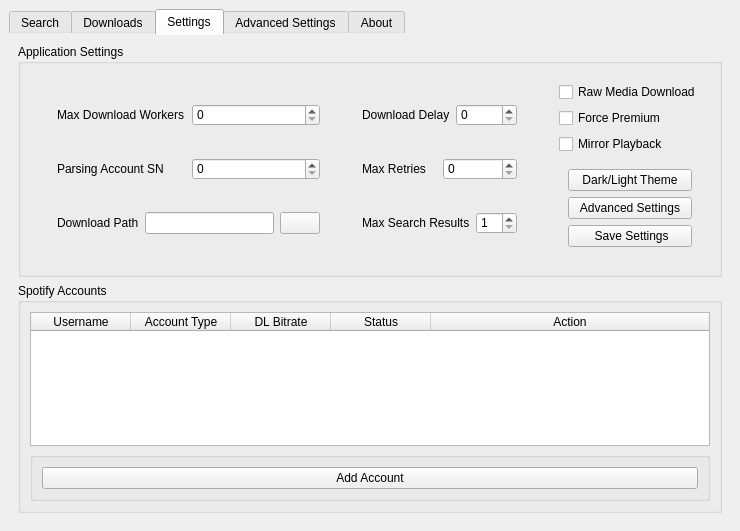
Qt form src/onthespot/gui/qtui/main.ui (moddroid94/onthespot) before a commit.
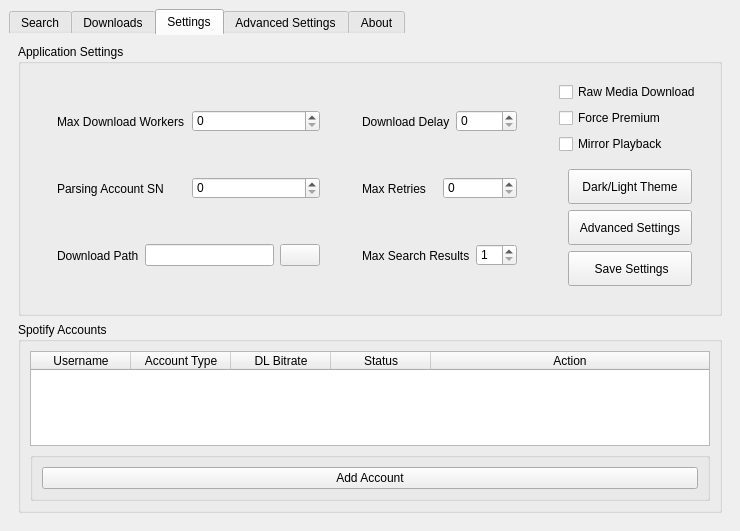
The same form after that commit. Icons and pictures are not drawn.

Commit message: Fix windows button sizing 2

Diff of the .ui file:
```diff
--- a/src/onthespot/gui/qtui/main.ui
+++ b/src/onthespot/gui/qtui/main.ui
@@ -881,6 +881,12 @@
                 <layout class="QVBoxLayout" name="verticalLayout_9">
                  <item>
                   <widget class="QPushButton" name="toggle_theme_button">
+                   <property name="minimumSize">
+                    <size>
+                     <width>0</width>
+                     <height>35</height>
+                    </size>
+                   </property>
                    <property name="text">
                     <string>Dark/Light Theme</string>
                    </property>
@@ -888,6 +894,12 @@
                  </item>
                  <item>
                   <widget class="QPushButton" name="btn_toggle_advanced">
+                   <property name="minimumSize">
+                    <size>
+                     <width>0</width>
+                     <height>35</height>
+                    </size>
+                   </property>
                    <property name="text">
                     <string>Advanced Settings</string>
                    </property>
@@ -895,6 +907,12 @@
                  </item>
                  <item>
                   <widget class="QPushButton" name="btn_save_config">
+                   <property name="minimumSize">
+                    <size>
+                     <width>0</width>
+                     <height>35</height>
+                    </size>
+                   </property>
                    <property name="text">
                     <string> Save Settings</string>
                    </property>
```
The commit also changes 4 other files.
